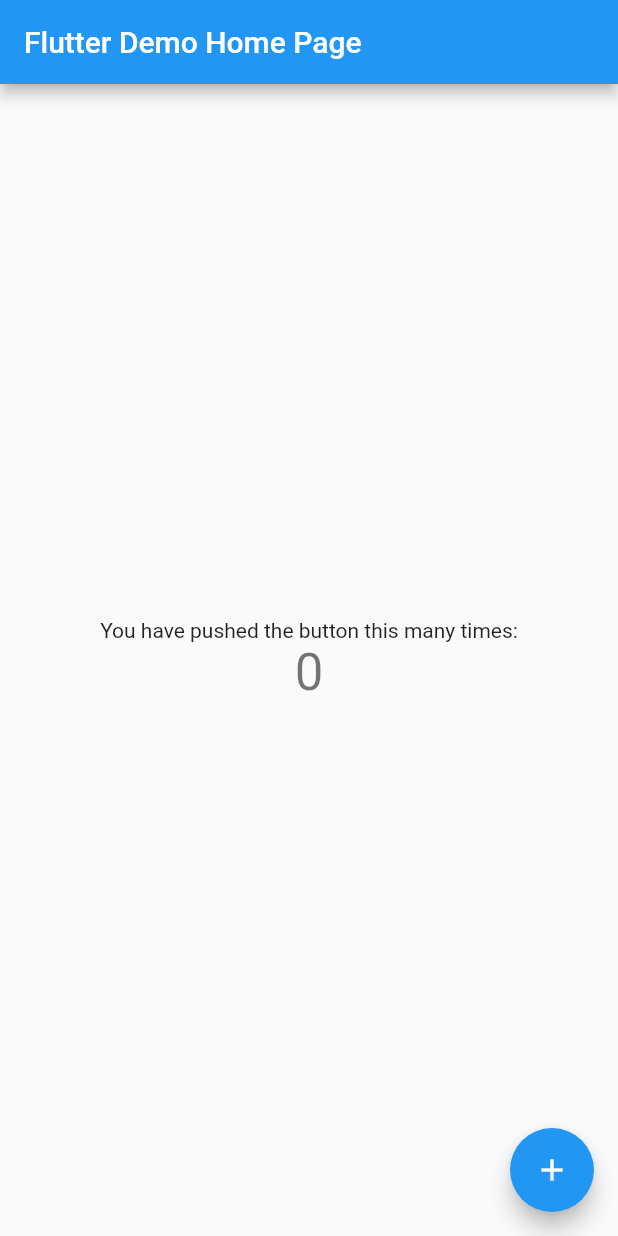
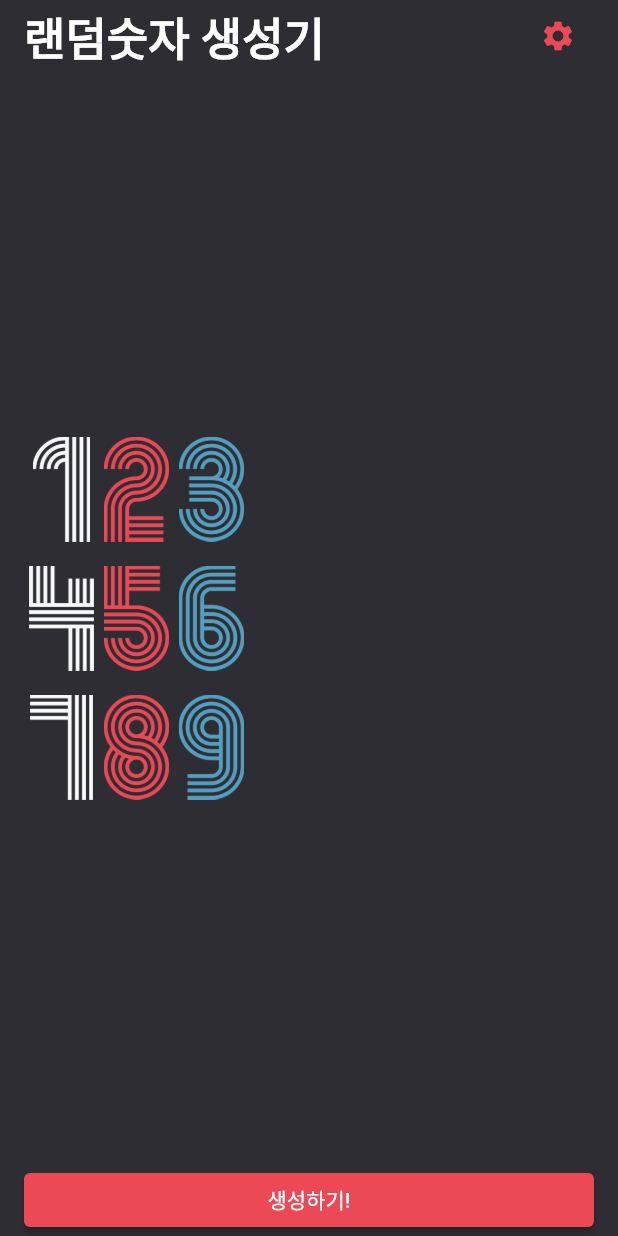
Before and after one commit to gkswl412/flutter_example, a Flutter app: the screen it shows after launch, on a phone screen of 412 x 824 dp. Run offline on Flutter 3.47's test engine with Material 2 defaults, Android fonts, the phone set to English and light mode, and no system bars.

Commit message:
[2023-01-18] random_number_generator complete!!

```diff
--- /dev/null
+++ b/random_number_generator/lib/componant/number_row.dart
@@ -0,0 +1,25 @@
+import 'package:flutter/material.dart';
+
+class NumberRow extends StatelessWidget {
+  final int number;
+
+  const NumberRow({
+    Key? key,
+    required this.number,
+  }) : super(key: key);
+
+  @override
+  Widget build(BuildContext context) {
+    return Row(
+      children: number
+          .toString()
+          .split('')
+          .map((e) => Image.asset(
+                'asset/img/$e.png',
+                width: 50.0,
+                height: 70.0,
+              ))
+          .toList(),
+    );
+  }
+}
--- /dev/null
+++ b/random_number_generator/lib/constant/color.dart
@@ -0,0 +1,5 @@
+import 'package:flutter/material.dart';
+
+const Color PRIMARY_COLOR = Color(0xFF2D2D33);
+const Color RED_COLOR = Color(0xFFEA4955);
+const Color BLUE_COLOR = Color(0xFF549FBF);
--- a/random_number_generator/lib/main.dart
+++ b/random_number_generator/lib/main.dart
@@ -1,115 +1,10 @@
 import 'package:flutter/material.dart';
+import 'package:random_number_generator/screen/home_screen.dart';
 
 void main() {
-  runApp(const MyApp());
+  runApp(
+    MaterialApp(
+      home: HomeScreen(),
+    ),
+  );
 }
-
-class MyApp extends StatelessWidget {
-  const MyApp({super.key});
-
-  // This widget is the root of your application.
-  @override
-  Widget build(BuildContext context) {
-    return MaterialApp(
-      title: 'Flutter Demo',
-      theme: ThemeData(
-        // This is the theme of your application.
-        //
-        // Try running your application with "flutter run". You'll see the
-        // application has a blue toolbar. Then, without quitting the app, try
-        // changing the primarySwatch below to Colors.green and then invoke
-        // "hot reload" (press "r" in the console where you ran "flutter run",
-        // or simply save your changes to "hot reload" in a Flutter IDE).
-        // Notice that the counter didn't reset back to zero; the application
-        // is not restarted.
-        primarySwatch: Colors.blue,
-      ),
-      home: const MyHomePage(title: 'Flutter Demo Home Page'),
-    );
-  }
-}
-
-class MyHomePage extends StatefulWidget {
-  const MyHomePage({super.key, required this.title});
-
-  // This widget is the home page of your application. It is stateful, meaning
-  // that it has a State object (defined below) that contains fields that affect
-  // how it looks.
-
-  // This class is the configuration for the state. It holds the values (in this
-  // case the title) provided by the parent (in this case the App widget) and
-  // used by the build method of the State. Fields in a Widget subclass are
-  // always marked "final".
-
-  final String title;
-
-  @override
-  State<MyHomePage> createState() => _MyHomePageState();
-}
-
-class _MyHomePageState extends State<MyHomePage> {
-  int _counter = 0;
-
-  void _incrementCounter() {
-    setState(() {
-      // This call to setState tells the Flutter framework that something has
-      // changed in this State, which causes it to rerun the build method below
-      // so that the display can reflect the updated values. If we changed
-      // _counter without calling setState(), then the build method would not be
-      // called again, and so nothing would appear to happen.
-      _counter++;
-    });
-  }
-
-  @override
-  Widget build(BuildContext context) {
-    // This method is rerun every time setState is called, for instance as done
-    // by the _incrementCounter method above.
-    //
-    // The Flutter framework has been optimized to make rerunning build methods
-    // fast, so that you can just rebuild anything that needs updating rather
-    // than having to individually change instances of widgets.
-    return Scaffold(
-      appBar: AppBar(
-        // Here we take the value from the MyHomePage object that was created by
-        // the App.build method, and use it to set our appbar title.
-        title: Text(widget.title),
-      ),
-      body: Center(
-        // Center is a layout widget. It takes a single child and positions it
-        // in the middle of the parent.
-        child: Column(
-          // Column is also a layout widget. It takes a list of children and
-          // arranges them vertically. By default, it sizes itself to fit its
-          // children horizontally, and tries to be as tall as its parent.
-          //
-          // Invoke "debug painting" (press "p" in the console, choose the
-          // "Toggle Debug Paint" action from the Flutter Inspector in Android
-          // Studio, or the "Toggle Debug Paint" command in Visual Studio Code)
-          // to see the wireframe for each widget.
-          //
-          // Column has various properties to control how it sizes itself and
-          // how it positions its children. Here we use mainAxisAlignment to
-          // center the children vertically; the main axis here is the vertical
-          // axis because Columns are vertical (the cross axis would be
-          // horizontal).
-          mainAxisAlignment: MainAxisAlignment.center,
-          children: <Widget>[
-            const Text(
-              'You have pushed the button this many times:',
-            ),
-            Text(
-              '$_counter',
-              style: Theme.of(context).textTheme.headline4,
-            ),
-          ],
-        ),
-      ),
-      floatingActionButton: FloatingActionButton(
-        onPressed: _incrementCounter,
-        tooltip: 'Increment',
-        child: const Icon(Icons.add),
-      ), // This trailing comma makes auto-formatting nicer for build methods.
-    );
-  }
-}
--- /dev/null
+++ b/random_number_generator/lib/screen/home_screen.dart
@@ -0,0 +1,152 @@
+import 'dart:math';
+
+import 'package:flutter/material.dart';
+import 'package:random_number_generator/screen/settings_screen.dart';
+
+import '../componant/number_row.dart';
+import '../constant/color.dart';
+
+class HomeScreen extends StatefulWidget {
+  const HomeScreen({Key? key}) : super(key: key);
+
+  @override
+  State<HomeScreen> createState() => _HomeScreenState();
+}
+
+class _HomeScreenState extends State<HomeScreen> {
+  int maxNumber = 100;
+  List<int> randomNumbers = [
+    123,
+    456,
+    789,
+  ];
+
+  @override
+  Widget build(BuildContext context) {
+    return Scaffold(
+      backgroundColor: PRIMARY_COLOR,
+      body: SafeArea(
+        child: Padding(
+          padding: EdgeInsets.symmetric(
+            horizontal: 16.0,
+          ),
+          child: Column(
+            crossAxisAlignment: CrossAxisAlignment.start,
+            children: [
+              _Header(
+                onPressed: onSettingsPop,
+              ),
+              _Body(
+                randomNumbers: randomNumbers,
+              ),
+              _Footer(
+                onPressed: onRandomNumberGenerate,
+              ),
+            ],
+          ),
+        ),
+      ),
+    );
+  }
+
+  void onRandomNumberGenerate() {
+    final rand = Random();
+
+    final Set<int> newNumbers = {};
+
+    while (newNumbers.length < 3) {
+      newNumbers.add(rand.nextInt(maxNumber));
+    }
+
+    setState(() {
+      randomNumbers = newNumbers.toList();
+    });
+  }
+
+  void onSettingsPop() async {
+    final int? result = await Navigator.of(context).push<int>(
+      MaterialPageRoute(
+        builder: (BuildContext context) {
+          return SettingsScreen(
+            maxNumber: maxNumber,
+          );
+        },
+      ),
+    );
+
+    if(result != null) {
+      maxNumber = result;
+    }
+
+  }
+
+}
+
+class _Header extends StatelessWidget {
+  final VoidCallback onPressed;
+  const _Header({Key? key, required this.onPressed}) : super(key: key);
+
+  @override
+  Widget build(BuildContext context) {
+    return Row(
+      mainAxisAlignment: MainAxisAlignment.spaceBetween,
+      children: [
+        Text(
+          '랜덤숫자 생성기',
+          style: TextStyle(
+            fontSize: 30.0,
+            fontWeight: FontWeight.w700,
+            color: Colors.white,
+          ),
+        ),
+        IconButton(
+          onPressed: onPressed,
+          icon: Icon(
+            Icons.settings,
+            color: RED_COLOR,
+          ),
+        )
+      ],
+    );
+  }
+}
+
+class _Body extends StatelessWidget {
+  final List<int> randomNumbers;
+  const _Body({Key? key, required this.randomNumbers}) : super(key: key);
+
+  @override
+  Widget build(BuildContext context) {
+    return Expanded(
+      child: Column(
+          mainAxisAlignment: MainAxisAlignment.center,
+          children: randomNumbers
+              .asMap()
+              .entries
+              .map((x) => Padding(
+                    padding: EdgeInsets.only(bottom: x.key == 2 ? 0 : 16.0),
+                    child: NumberRow(number: x.value),
+                  ))
+              .toList()),
+    );
+  }
+}
+
+class _Footer extends StatelessWidget {
+  final VoidCallback onPressed;
+  const _Footer({Key? key, required this.onPressed}) : super(key: key);
+
+  @override
+  Widget build(BuildContext context) {
+    return SizedBox(
+      width: double.infinity,
+      child: ElevatedButton(
+        style: ElevatedButton.styleFrom(
+          backgroundColor: RED_COLOR,
+        ),
+        onPressed: onPressed,
+        child: Text('생성하기!'),
+      ),
+    );
+  }
+}
--- a/random_number_generator/pubspec.yaml
+++ b/random_number_generator/pubspec.yaml
@@ -58,6 +58,8 @@
   # included with your application, so that you can use the icons in
   # the material Icons class.
   uses-material-design: true
+  assets:
+    - asset/img/
 
   # To add assets to your application, add an assets section, like this:
   # assets:
```
Also changed, not shown: random_number_generator/lib/screen/settings_screen.dart (added, +107 -0 lines), random_number_generator/asset/img/0.png (added), random_number_generator/asset/img/1.png (added), random_number_generator/asset/img/2.png (added), random_number_generator/asset/img/3.png (added), random_number_generator/asset/img/4.png (added), random_number_generator/asset/img/5.png (added), random_number_generator/asset/img/6.png (added), random_number_generator/asset/img/7.png (added), random_number_generator/asset/img/8.png (added), random_number_generator/asset/img/9.png (added).
